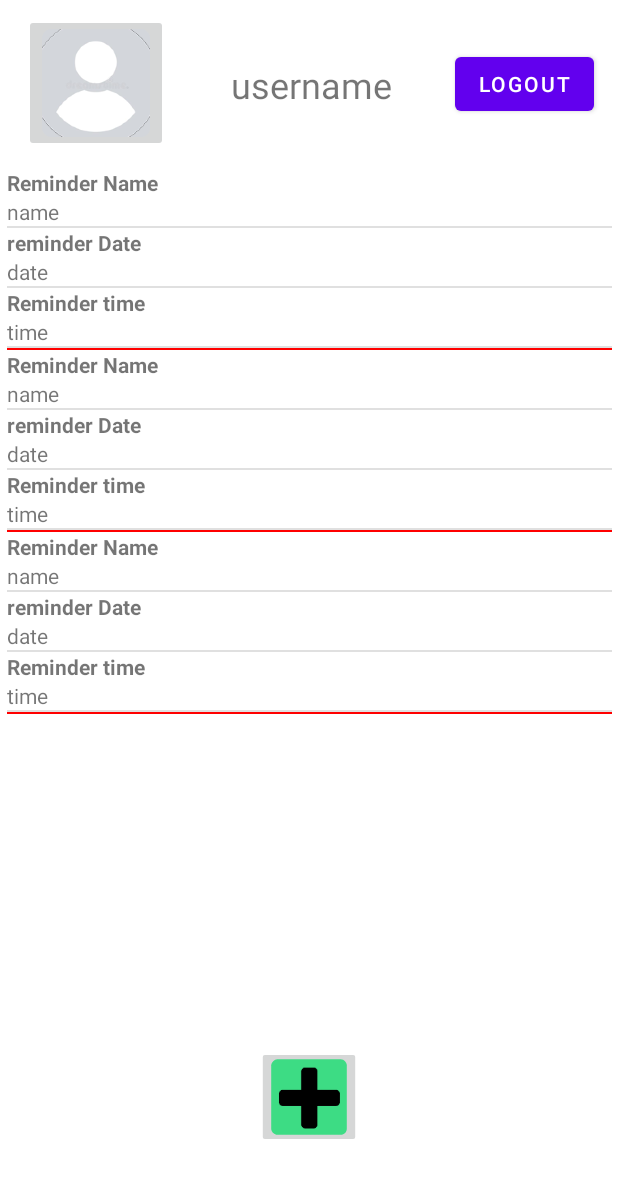
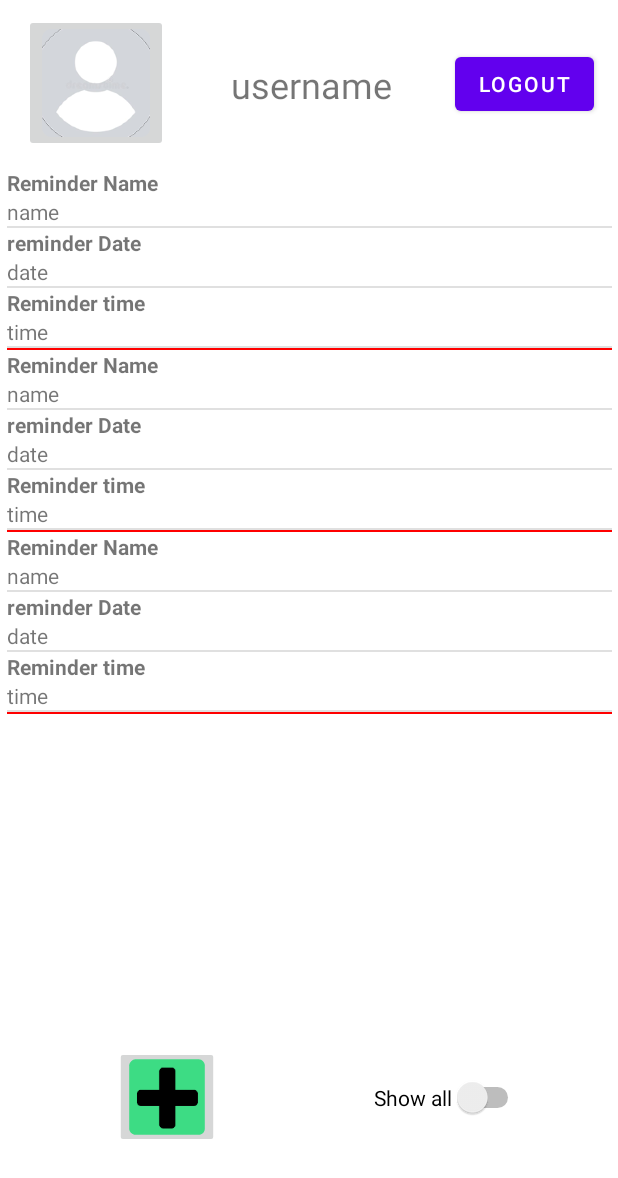
Before and after one commit to jerrycorp/Mobile-Computing-HW, an Android app: the layout activity_reminder_list.xml on its own in the app's theme, with its tools: preview values and no code run, on a phone screen of 412 x 824 dp. Shown: the top 1178 px of the screen. Run offline under Robolectric (Android 15) with nearby library versions, the light colour scheme and no system bars.

Commit message:
Added ability to hide and show notifications that haven't appeared yet.

```diff
--- a/app/build.gradle
+++ b/app/build.gradle
@@ -42,6 +42,7 @@ android {
 
 dependencies {
     def room_version="2.2.6"
+    def work_version="2.5.0"
 
     implementation "org.jetbrains.kotlin:kotlin-stdlib:$kotlin_version"
     implementation 'androidx.core:core-ktx:1.3.2'
@@ -62,4 +63,7 @@ dependencies {
     implementation platform('com.google.firebase:firebase-bom:26.5.0')
     implementation 'com.google.firebase:firebase-analytics-ktx'
     implementation 'com.google.firebase:firebase-database-ktx'
+
+    //work something
+    implementation "androidx.work:work-runtime-ktx:$work_version"
 }
--- a/app/src/main/java/com/example/mobilecomputinghomework/db/ReminderInfo.kt
+++ b/app/src/main/java/com/example/mobilecomputinghomework/db/ReminderInfo.kt
@@ -12,6 +12,7 @@ data class ReminderInfo(
         @ColumnInfo(name = "name") var name: String,
         @ColumnInfo(name = "date") var date: String,
         @ColumnInfo(name = "time") var time: String,
+        @ColumnInfo(name = "timeInMillis") var timeInMillis: Long,
         @ColumnInfo(name = "message") var message: String,
         @ColumnInfo(name = "creation_time") var creation_time: String,
         @ColumnInfo(name = "creator_id") var creator_id: String,
--- a/app/src/main/res/layout/activity_reminder_list.xml
+++ b/app/src/main/res/layout/activity_reminder_list.xml
@@ -66,7 +66,19 @@
         android:scaleY="0.7"
         app:layout_constraintBottom_toBottomOf="parent"
         app:layout_constraintEnd_toEndOf="parent"
+        app:layout_constraintHorizontal_bias="0.2"
         app:layout_constraintStart_toStartOf="parent"
         app:layout_constraintTop_toBottomOf="@+id/reminderList"
         app:srcCompat="@mipmap/plus" />
+
+    <Switch
+        android:id="@+id/switchShowAll"
+        android:layout_width="wrap_content"
+        android:layout_height="wrap_content"
+        android:text="@string/show_all"
+        app:layout_constraintBottom_toBottomOf="@+id/btnNewReminder"
+        app:layout_constraintEnd_toEndOf="parent"
+        app:layout_constraintHorizontal_bias="0.8"
+        app:layout_constraintStart_toStartOf="parent"
+        app:layout_constraintTop_toTopOf="@+id/btnNewReminder" />
 </androidx.constraintlayout.widget.ConstraintLayout>
--- a/app/src/main/res/values/strings.xml
+++ b/app/src/main/res/values/strings.xml
@@ -22,4 +22,5 @@
     <string name="delete">delete</string>
     <string name="default_message">Message</string>
     <string name="time_created">Time created</string>
+    <string name="show_all">Show all</string>
 </resources>
```
Also changed, not shown: app/src/main/java/com/example/mobilecomputinghomework/EditActivity.kt (+17 -8 lines), app/src/main/java/com/example/mobilecomputinghomework/ReminderList.kt (+24 -5 lines).
